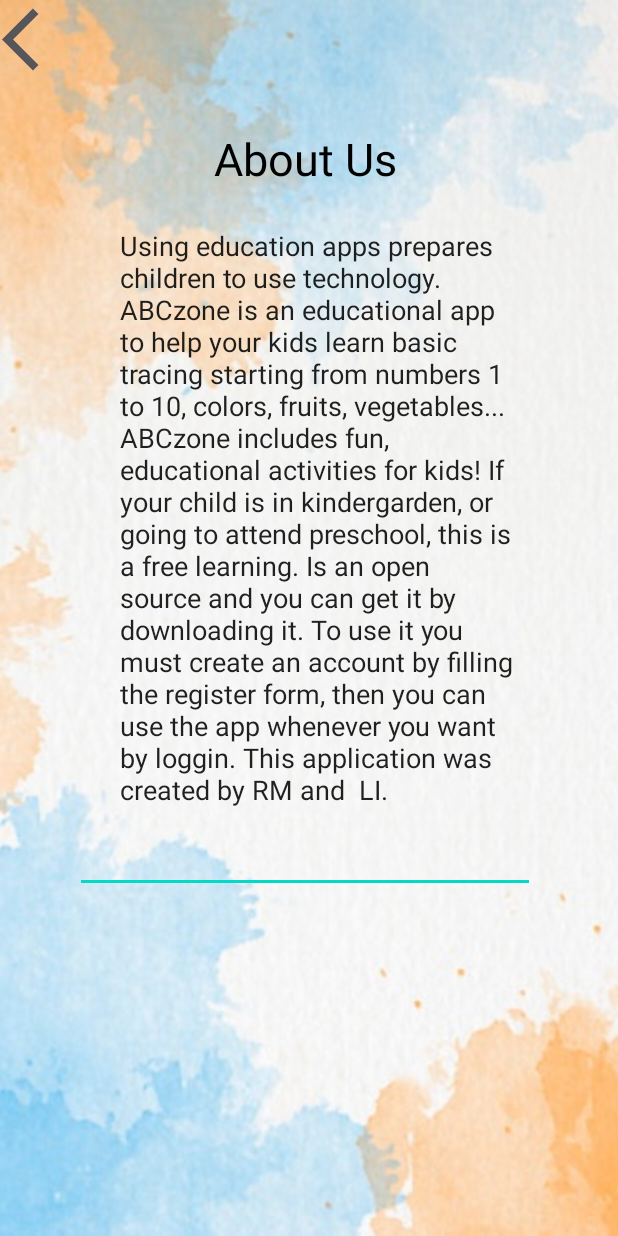
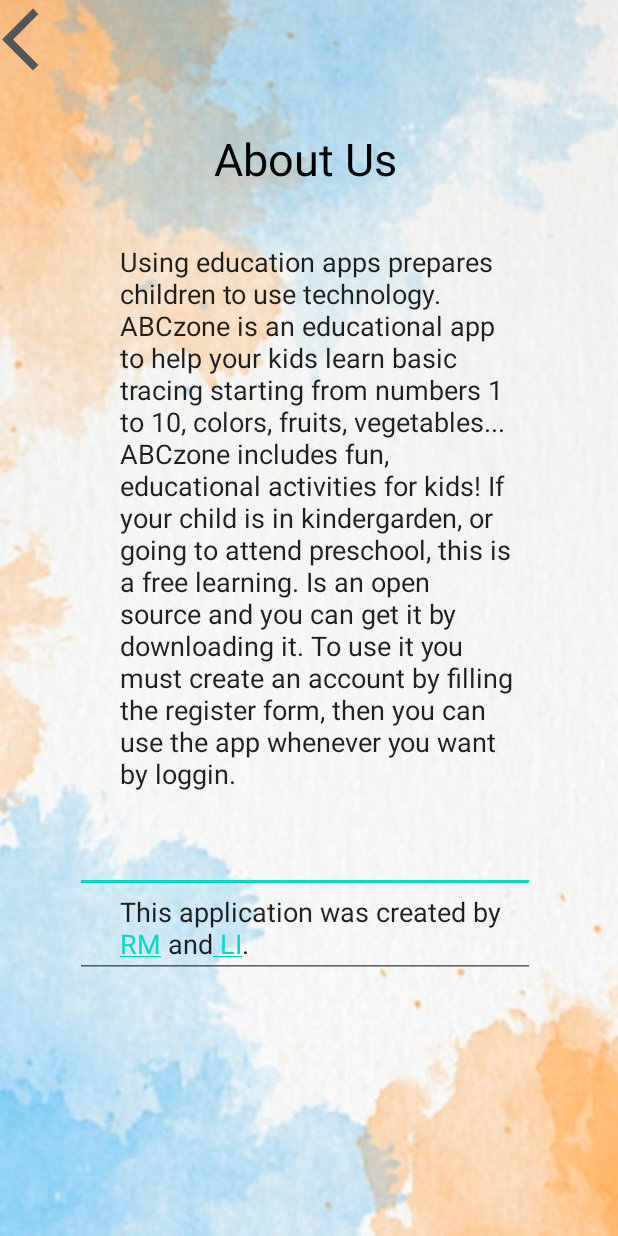
Before and after one commit to Linda-Imeri/ABCZone, an Android app: the AboutUs screen opened directly, with no data from a screen before it, on a phone screen of 412 x 824 dp. Run offline under Robolectric (Android 15) with nearby library versions, the phone set to English and light mode, and no system bars.

Commit message:
Hyperlinks added at aboutus activity

```diff
--- a/app/src/main/java/com/example/abczone/AboutUs.java
+++ b/app/src/main/java/com/example/abczone/AboutUs.java
@@ -3,12 +3,17 @@
 import androidx.appcompat.app.AppCompatActivity;
 
 import android.os.Bundle;
+import android.text.method.LinkMovementMethod;
+import android.widget.EditText;
 
 public class AboutUs extends AppCompatActivity {
+EditText edittext;
 
     @Override
     protected void onCreate(Bundle savedInstanceState) {
         super.onCreate(savedInstanceState);
         setContentView(R.layout.activity_about_us);
+        edittext=findViewById(R.id.hyperlinks);
+        edittext.setMovementMethod(LinkMovementMethod.getInstance());
     }
 }
--- a/app/src/main/res/layout/activity_about_us.xml
+++ b/app/src/main/res/layout/activity_about_us.xml
@@ -40,15 +40,21 @@
             android:paddingEnd="12dp"
             android:layout_marginTop="-50dp"
             android:text="Using education apps prepares children to use technology.
-
-  ABCzone is an educational app to help your kids learn basic tracing starting from numbers 1 to 10, colors, fruits, vegetables...
+ABCzone is an educational app to help your kids learn basic tracing starting from numbers 1 to 10, colors, fruits, vegetables...
 ABCzone includes fun, educational activities for kids! If your child is in kindergarden, or going to attend preschool, this is a free learning.
-Is an open source and you can get it by downloading it. To use it you must create an account by filling the register form, then you can use the app whenever you want by loggin.
-This application was created by RM and  LI."
+Is an open source and you can get it by downloading it. To use it you must create an account by filling the register form, then you can use the app whenever you want by loggin."
             android:paddingLeft="50dp"
             android:paddingRight="12dp" />
 
-
+        <EditText
+            android:id="@+id/hyperlinks"
+            android:layout_width="wrap_content"
+            android:layout_height="wrap_content"
+            android:paddingStart="30dp"
+            android:layout_marginTop="-10dp"
+            android:text="@string/hyperlinks"
+            android:paddingLeft="50dp"
+            android:paddingRight="12dp" />
     </LinearLayout>
 
     <ImageView
--- a/app/src/main/res/values/strings.xml
+++ b/app/src/main/res/values/strings.xml
@@ -39,4 +39,7 @@
         <item>But, dont know how to write</item>
         <item>Lets learn now</item>
     </string-array>
+
+    <string name="hyperlinks">This application was created by<a href="https://www.linkedin.com/in/rinesa-muharremi/"> RM</a> and<a href="https://www.linkedin.com/in/linda-imeri-40bbb5197/"> LI</a>.</string>
+
 </resources>
```
Also changed, not shown: 1 other file.
